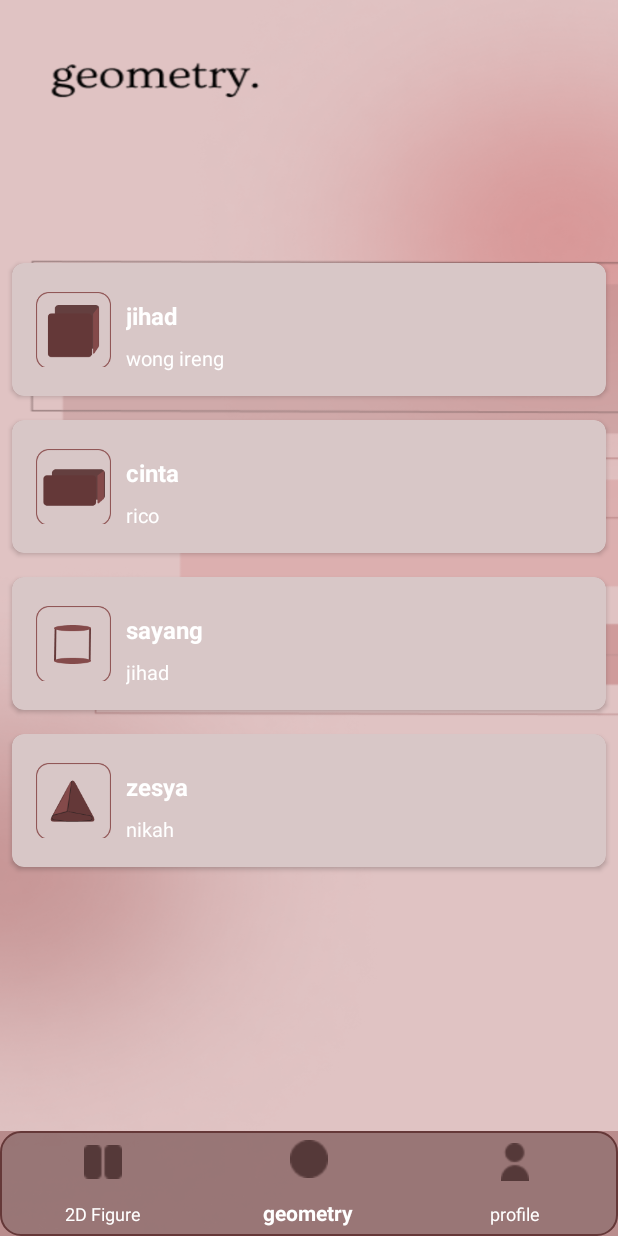
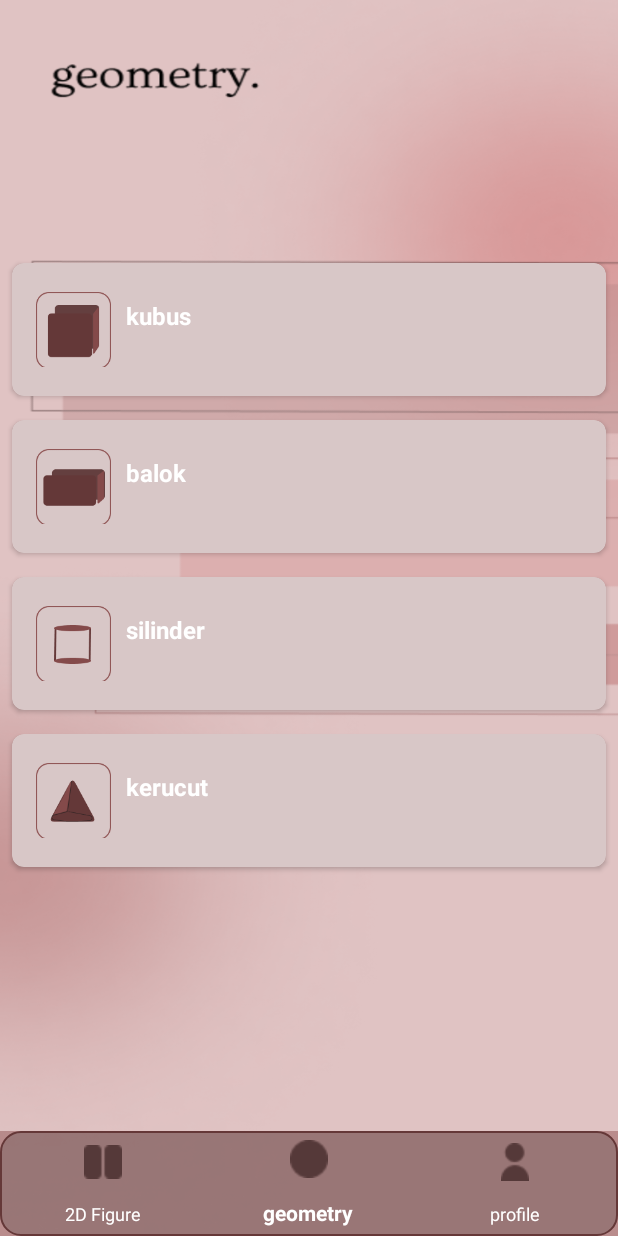
Before and after one commit to zaesya/BottonMenu, an Android app: the fragment Fragment1 placed in its activity, item 2 of the bottom bar chosen, on a phone screen of 412 x 824 dp. Run offline under Robolectric (Android 15) with nearby library versions, the light colour scheme and no system bars.

Commit message:
edit string [ze]

```diff
--- a/app/src/main/res/values/strings.xml
+++ b/app/src/main/res/values/strings.xml
@@ -3,30 +3,30 @@
 
 
     <string-array name="namaBangunDtr">
-        <item>kubus</item>
-        <item>balok</item>
-        <item>silit</item>
-        <item>zesya</item>
+        <item>persegi</item>
+        <item>persegi panjang</item>
+        <item>segitiga</item>
+        <item>lingkaran</item>
     </string-array>
 
     <string-array name="deskripsiBangunnDtr">
-        <item>wong ireng</item>
-        <item>ayu</item>
-        <item>jihad</item>
-        <item>nikah</item>
+        <item></item>
+        <item></item>
+        <item></item>
+        <item></item>
     </string-array>
 
     <string-array name="namaBangunRug">
-        <item>jihad</item>
-        <item>cinta</item>
-        <item>sayang</item>
-        <item>zesya</item>
+        <item>kubus</item>
+        <item>balok</item>
+        <item>silinder</item>
+        <item>kerucut</item>
     </string-array>
 
     <string-array name="deskripsiBangunRug">
-        <item>wong ireng</item>
-        <item>rico</item>
-        <item>jihad</item>
-        <item>nikah</item>
+        <item></item>
+        <item></item>
+        <item></item>
+        <item></item>
     </string-array>
 </resources>
```
Also changed, not shown: app/src/main/java/com/example/bottonmenuexample/fragments/Fragment1.java (+4 -4 lines), app/src/main/java/com/example/bottonmenuexample/fragments/Fragment2.java (+5 -4 lines).
